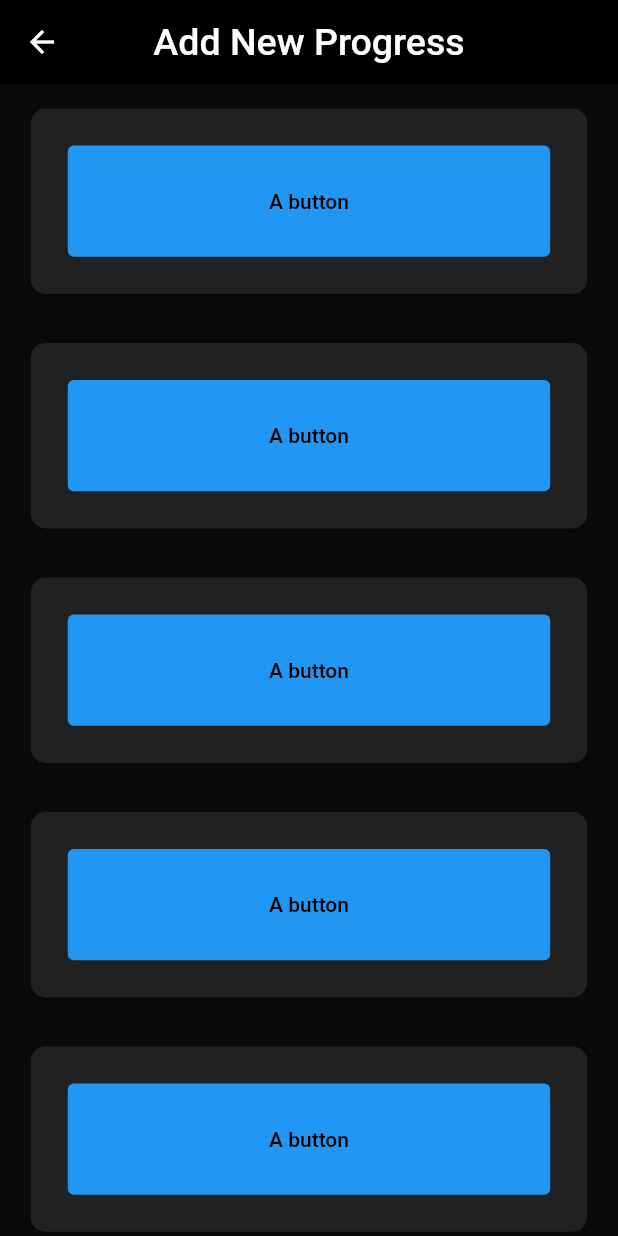
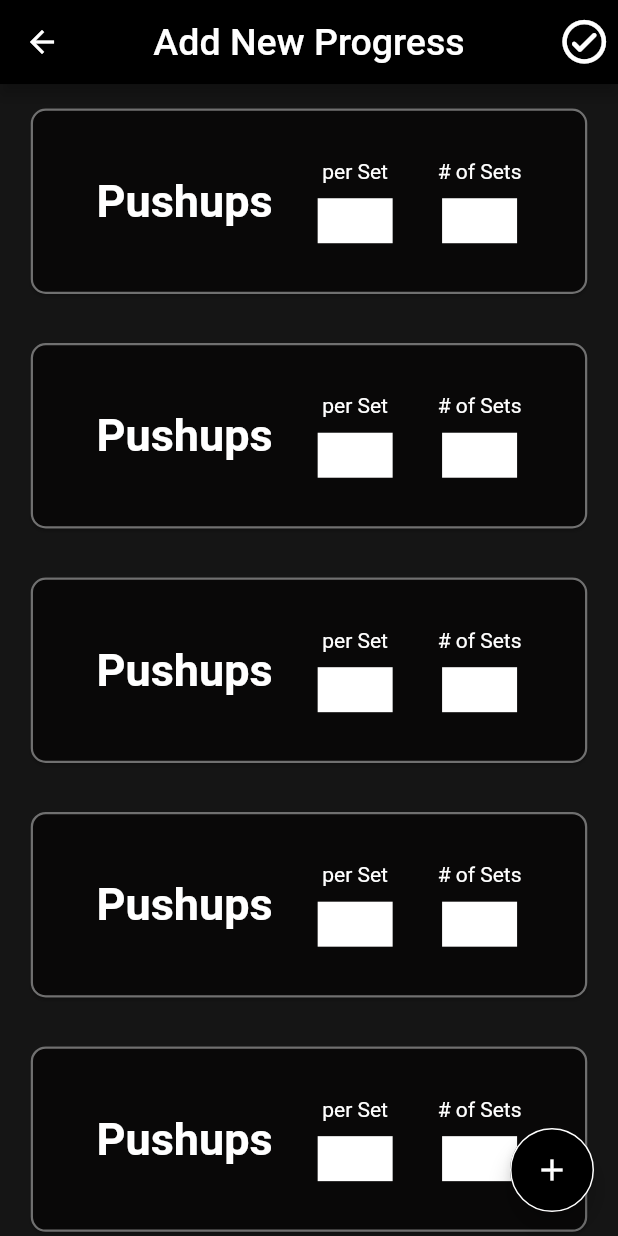
Before and after one commit to thenoisyninga/the_workout_app, a Flutter app: the screen it shows after launch, after a tap on "Add New Progress", on a phone screen of 412 x 824 dp. Run offline on Flutter 3.47's test engine with Material 2 defaults, Android fonts, the phone set to English and light mode, and no system bars; our stand-ins replace flutter_image_slideshow.

Commit message:
Designed the Add New Progress Page.

```diff
--- a/lib/main.dart
+++ b/lib/main.dart
@@ -26,7 +26,7 @@ class MyApp extends StatelessWidget {
         // Notice that the counter didn't reset back to zero; the application
         // is not restarted.
         primarySwatch: primaryBlack,
-        scaffoldBackgroundColor: const Color(0xFF0A0A0A),
+        scaffoldBackgroundColor: const Color(0xFF151515),
         // canvasColor: Colors.grey[900]
       ),
       initialRoute: '/home',
--- a/lib/pages/add_new_progress.dart
+++ b/lib/pages/add_new_progress.dart
@@ -11,7 +11,15 @@ class AddNewProgress extends StatelessWidget {
       return SafeArea(
         child: Scaffold(
           appBar: AppBar(
-            title: Text(
+            actions: [
+              IconButton(
+                  onPressed: () {},
+                  icon: const Icon(
+                    Icons.check_circle_outline_rounded,
+                    size: 35,
+                  ))
+            ],
+            title: const Text(
               'Add New Progress',
               style: TextStyle(fontSize: 25, color: Colors.white),
             ),
@@ -20,13 +28,87 @@ class AddNewProgress extends StatelessWidget {
           body: ListView(
             scrollDirection: Axis.vertical,
             children: [
-              WorkoutCard(h: h, w: w,),
-              WorkoutCard(h: h, w: w,),
-              WorkoutCard(h: h, w: w,),
-              WorkoutCard(h: h, w: w,),
-              WorkoutCard(h: h, w: w,),
-              WorkoutCard(h: h, w: w,),
+              WorkoutCard(
+                h: h,
+                w: w,
+              ),
+              WorkoutCard(
+                h: h,
+                w: w,
+              ),
+              WorkoutCard(
+                h: h,
+                w: w,
+              ),
+              WorkoutCard(
+                h: h,
+                w: w,
+              ),
+              WorkoutCard(
+                h: h,
+                w: w,
+              ),
+              WorkoutCard(
+                h: h,
+                w: w,
+              ),
+              WorkoutCard(
+                h: h,
+                w: w,
+              ),
+              WorkoutCard(
+                h: h,
+                w: w,
+              ),
+              WorkoutCard(
+                h: h,
+                w: w,
+              ),
+              WorkoutCard(
+                h: h,
+                w: w,
+              ),
+              WorkoutCard(
+                h: h,
+                w: w,
+              ),
+              WorkoutCard(
+                h: h,
+                w: w,
+              ),
+              WorkoutCard(
+                h: h,
+                w: w,
+              ),
+              WorkoutCard(
+                h: h,
+                w: w,
+              ),
+              WorkoutCard(
+                h: h,
+                w: w,
+              ),
+              WorkoutCard(
+                h: h,
+                w: w,
+              ),
+              WorkoutCard(
+                h: h,
+                w: w,
+              ),
+              WorkoutCard(
+                h: h,
+                w: w,
+              ),
+
             ],
+          ),
+          floatingActionButton: FloatingActionButton(
+            onPressed: () {},
+            shape: CircleBorder(
+              side: BorderSide(color: Colors.white)
+            ),
+            child: Icon(Icons.add)
           ),
         ),
       );
@@ -40,30 +122,77 @@ class WorkoutCard extends StatelessWidget {
 
   WorkoutCard({Key? key, required this.h, required this.w}) : super(key: key);
 
-
-
   @override
   Widget build(BuildContext context) {
     return Padding(
-      padding: EdgeInsets.fromLTRB(h*2, h*1.5, h*2, h*1.5),
+      padding: EdgeInsets.fromLTRB(h * 2, h * 1.5, h * 2, h * 1.5),
       child: Card(
-        color: Colors.grey[900],
+        color: const Color(0xFF090808),
         shape: RoundedRectangleBorder(
-          borderRadius: BorderRadius.circular(10)
-        ),
+            side: BorderSide(color: Color(0xFF707070), width: 1.5),
+            borderRadius: BorderRadius.circular(10)),
         child: Container(
-          height: 15*h,
-          width:  10*w,
+          height: 15 * h,
+          width: 10 * w,
           // color: Colors.white,
           child: Padding(
-            padding: EdgeInsets.all(h*3),
-            child: TextButton(
-              style: TextButton.styleFrom(
-                fixedSize: Size(h*2, w * 5),
-                backgroundColor: Colors.blue
-              ),
-              child: Text("A button"),
-              onPressed: () {},
+            padding: EdgeInsets.all(h * 3),
+            child: Row(
+              mainAxisAlignment: MainAxisAlignment.center,
+              children: [
+                const Text(
+                  'Pushups',
+                  style: TextStyle(
+                    color: Colors.white,
+                    fontSize: 30,
+                    fontWeight: FontWeight.bold,
+                  ),
+                ),
+                const SizedBox(
+                  width: 30,
+                ),
+                Column(
+                  mainAxisAlignment: MainAxisAlignment.center,
+                  children: [
+                    const Text(
+                      'per Set',
+                      style: TextStyle(
+                        color: Colors.white,
+                      ),
+                    ),
+                    const SizedBox(
+                      height: 10,
+                    ),
+                    Container(
+                      height: 30,
+                      width: 50,
+                      color: Colors.white,
+                    ),
+                  ],
+                ),
+                const SizedBox(
+                  width: 30,
+                ),
+                Column(
+                  mainAxisAlignment: MainAxisAlignment.center,
+                  children: [
+                    const Text(
+                      '# of Sets',
+                      style: TextStyle(
+                        color: Colors.white,
+                      ),
+                    ),
+                    const SizedBox(
+                      height: 10,
+                    ),
+                    Container(
+                      height: 30,
+                      width: 50,
+                      color: Colors.white,
+                    ),
+                  ],
+                ),
+              ],
             ),
           ),
         ),
--- a/lib/pages/home.dart
+++ b/lib/pages/home.dart
@@ -18,14 +18,16 @@ class HomePage extends StatelessWidget {
               style: TextStyle(fontSize: 25, color: Colors.white),
             ),
           ),
-          body: Column(
+          body: Container(
+            alignment: Alignment.center,
+            child: Column(
               crossAxisAlignment: CrossAxisAlignment.center,
               // mainAxisAlignment: MainAxisAlignment.center,
               children: [
-              Container(
-                height: h*0.25,
-                color: Colors.white,
-              ),
+                // Container(
+                //   height: h*0.25,
+                //   color: Colors.white,
+                // ),
                 SizedBox(
                   height: h * 5,
                 ),
@@ -51,7 +53,7 @@ class HomePage extends StatelessWidget {
                 OutlinedButton(
                     style: OutlinedButton.styleFrom(
                       fixedSize: Size(w*80, h*13),
-                    onSurface: Colors.black,
+                        backgroundColor: Colors.black,
                         side: const BorderSide(color: Colors.white, width: 2.5),
                         shape: const RoundedRectangleBorder(
                         borderRadius: BorderRadius.zero
@@ -71,7 +73,7 @@ class HomePage extends StatelessWidget {
                 OutlinedButton(
                     style: OutlinedButton.styleFrom(
                         fixedSize: Size(w*80, h*13),
-                      onSurface: Colors.black,
+                        backgroundColor: Colors.black,
                         side: const BorderSide(color: Colors.white, width: 2.5),
                         shape: const RoundedRectangleBorder(
                             borderRadius: BorderRadius.zero
@@ -92,6 +94,7 @@ class HomePage extends StatelessWidget {
               ],
             ),
           ),
+        ),
       );
     });
   }
```
Lines whose indentation alone changed are shown as unchanged.
